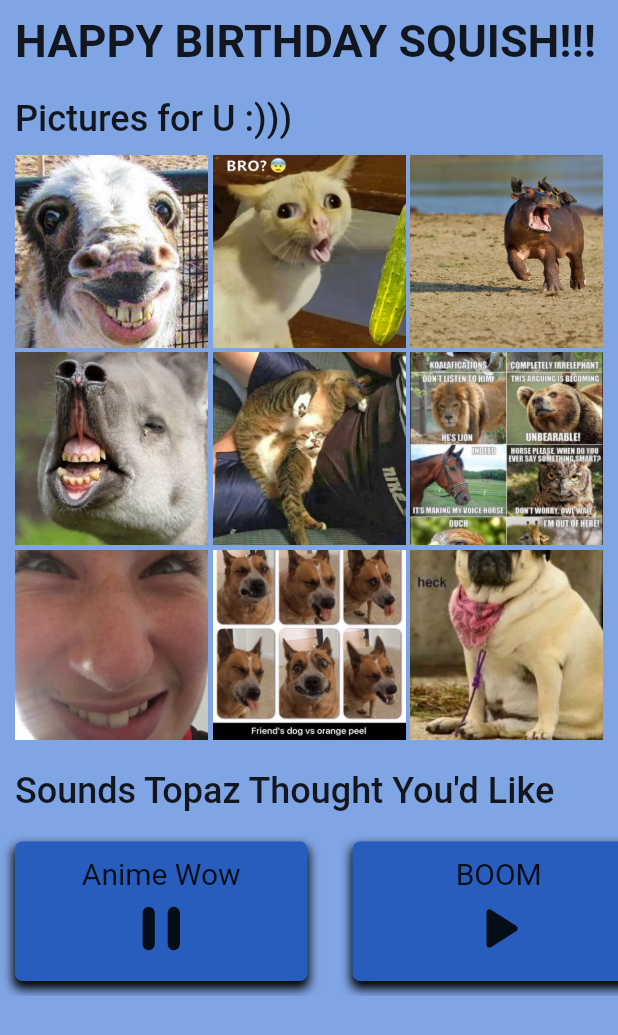
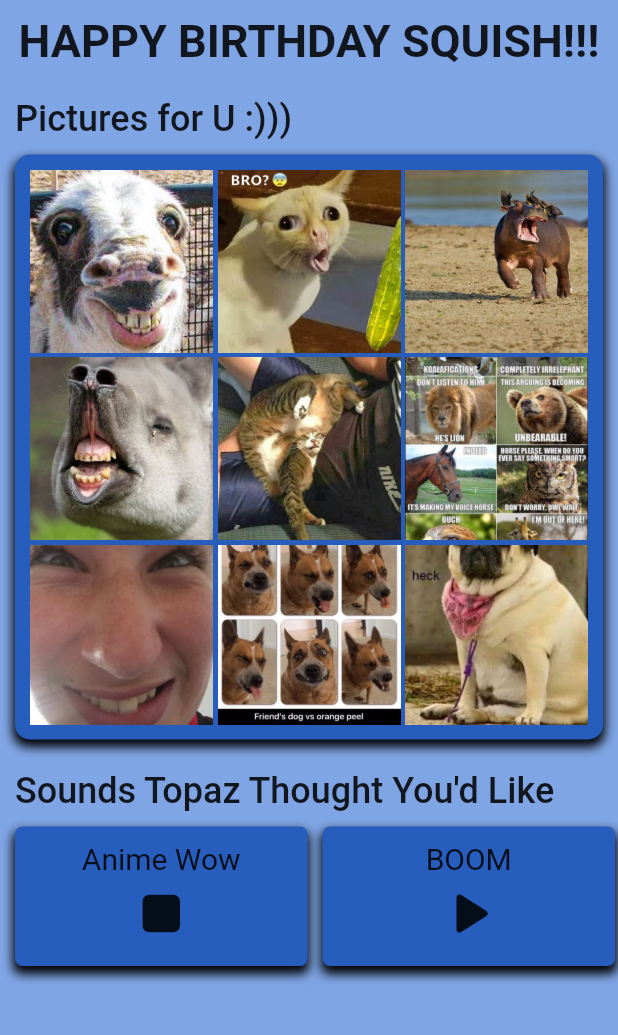
Before and after one commit to benweschler/JoshBirthday, a Flutter app: the screen it shows after launch, after a tap on the "play arrow" icon, on a phone screen of 412 x 824 dp. Shown: the top 1035 px of the screen. Run offline on Flutter 3.47's test engine with Material 2 defaults, Android fonts, the phone set to English and light mode, and no system bars; our stand-ins replace audioplayers, share_plus.

Commit message:
Added share button, generalized to style, and general improvements.
Added card around photo gallery.

```diff
--- a/lib/home/home.dart
+++ b/lib/home/home.dart
@@ -11,10 +11,11 @@ class Home extends StatelessWidget {
   Widget build(BuildContext context) {
     return Scaffold(
       body: SafeArea(
-        child: ListView(
-          scrollDirection: Axis.vertical,
-          children: [
-            padComponent([
+        child: Padding(
+          padding: EdgeInsets.all(Insets.offset),
+          child: ListView(
+            scrollDirection: Axis.vertical,
+            children: [
               Text(
                 "HAPPY BIRTHDAY SQUISH!!!",
                 style: TextStyles.title,
@@ -29,7 +30,15 @@ class Home extends StatelessWidget {
                 height: 400,
                 child: Padding(
                   padding: EdgeInsets.only(top: Insets.med),
-                  child: PictureRow(),
+                  child: Container(
+                    padding: EdgeInsets.all(Insets.med),
+                    decoration: BoxDecoration(
+                      color: Theme.of(context).cardColor,
+                      borderRadius: const BorderRadius.all(Radius.circular(10)),
+                      boxShadow: Shadows.universal,
+                    ),
+                    child: PictureRow(),
+                  ),
                 ),
               ),
               SizedBox(height: Insets.spacer),
@@ -37,21 +46,12 @@ class Home extends StatelessWidget {
                 "Sounds Topaz Thought You'd Like",
                 style: TextStyles.subtitle,
               ),
-            ]),
-            SoundRow(),
-          ],
+              SizedBox(height: Insets.med),
+              const SoundRow(),
+            ],
+          ),
         ),
       ),
     );
   }
-
-  Widget padComponent(List<Widget> widgets) {
-    return Padding(
-      padding: EdgeInsets.all(Insets.offset),
-      child: Column(
-        crossAxisAlignment: CrossAxisAlignment.start,
-        children: widgets,
-      ),
-    );
-  }
 }
--- a/lib/home/picture_row/picture.dart
+++ b/lib/home/picture_row/picture.dart
@@ -1,17 +1,21 @@
 import 'package:flutter/material.dart';
+import 'package:share_plus/share_plus.dart';
 
 class Picture extends StatelessWidget {
   final String path;
 
-  const Picture({
-    Key? key,
-    required this.path
-  }) : super(key: key);
+  const Picture({Key? key, required this.path}) : super(key: key);
 
   @override
   Widget build(BuildContext context) {
     return Scaffold(
-      appBar: AppBar(backgroundColor: Colors.black),
+      appBar: AppBar(
+        backgroundColor: Colors.black,
+        actions: [IconButton(
+          icon: const Icon(Icons.share),
+          onPressed: () => Share.shareFiles([path]),
+        )],
+      ),
       backgroundColor: Colors.black,
       body: Center(
         child: InteractiveViewer(
--- a/lib/home/sound_row/sound_row.dart
+++ b/lib/home/sound_row/sound_row.dart
@@ -49,25 +49,22 @@ class _SoundRowState extends State<SoundRow> {
     });
     return SingleChildScrollView(
       scrollDirection: Axis.horizontal,
+      clipBehavior: Clip.none,
       child: Row(
         children: widget.sounds
             .expand((sound) => [
-                  Padding(
-                    padding: EdgeInsets.all(Insets.med),
-                    child: SoundTile(
+                  SoundTile(
                     sound: sound,
                     currentlyPlaying: currentlyPlaying,
                     onTap: () {
                       if (currentlyPlaying != sound) {
-                          setState(() {
-                            currentlyPlaying = sound;
+                        setState(() => currentlyPlaying = sound);
                         player.play(sound.localPath);
-                          });
                       } else {
+                        setState(() => currentlyPlaying = null);
                         player.fixedPlayer!.stop();
                       }
                     },
-                    ),
                   ),
                   SizedBox(width: Insets.med)
                 ])
--- a/lib/home/sound_row/sound_tile.dart
+++ b/lib/home/sound_row/sound_tile.dart
@@ -2,7 +2,6 @@ import 'package:floof/home/sound_row/sound.dart';
 import 'package:flutter/material.dart';
 
 import '../../style.dart';
-import '../../utils/color_utils.dart';
 
 class SoundTile extends StatelessWidget {
   final Sound sound;
@@ -18,23 +17,13 @@ class SoundTile extends StatelessWidget {
 
   @override
   Widget build(BuildContext context) {
-    Color cardColor =
-        changeColorLightness(Theme.of(context).scaffoldBackgroundColor, -0.25);
-
     return Container(
       width: 195,
       padding: EdgeInsets.all(Insets.med),
       decoration: BoxDecoration(
-        color: cardColor,
+        color: Theme.of(context).cardColor,
         borderRadius: BorderRadius.circular(5),
-        boxShadow: const [
-          BoxShadow(
-            color: Colors.black,
-            offset: Offset(0, 4),
-            spreadRadius: 1,
-            blurRadius: 5,
-          ),
-        ],
+        boxShadow: Shadows.universal,
       ),
       child: Column(
         children: [
@@ -42,7 +31,7 @@ class SoundTile extends StatelessWidget {
           GestureDetector(
             child: Icon(
               currentlyPlaying == sound
-                  ? Icons.pause_rounded
+                  ? Icons.stop_rounded
                   : Icons.play_arrow_rounded,
               size: 50,
             ),
--- a/lib/main.dart
+++ b/lib/main.dart
@@ -11,12 +11,13 @@ class MyApp extends StatelessWidget {
 
   @override
   Widget build(BuildContext context) {
+    Color backgroundColor = randomBackgroundColor();
     return MaterialApp(
       title: 'Flutter Demo',
       debugShowCheckedModeBanner: false,
       theme: ThemeData(
-        scaffoldBackgroundColor: randomColor,
-        primarySwatch: Colors.blue,
+        scaffoldBackgroundColor: backgroundColor,
+        cardColor: changeColorLightness(backgroundColor, -0.25),
       ),
       initialRoute: '/',
       routes: {
--- a/lib/style.dart
+++ b/lib/style.dart
@@ -1,4 +1,4 @@
-import 'package:flutter/cupertino.dart';
+import 'package:flutter/material.dart';
 
 class Insets {
   static double get offset => 10;
@@ -6,6 +6,17 @@ class Insets {
   static double get spacer => 20;
 
   static double get med => 10;
+}
+
+class Shadows {
+  static List<BoxShadow> get universal => [
+    const BoxShadow(
+      color: Colors.black,
+      offset: Offset(0, 4),
+      spreadRadius: 1,
+      blurRadius: 5,
+    ),
+  ];
 }
 
 class TextStyles {
--- a/lib/utils/color_utils.dart
+++ b/lib/utils/color_utils.dart
@@ -1,7 +1,7 @@
 import 'dart:math';
 import 'package:flutter/material.dart';
 
-Color get randomColor {
+Color randomBackgroundColor() {
   HSLColor hsl =
       HSLColor.fromColor(Color((Random().nextDouble() * 0xFFFFFF).toInt()));
   return hsl.withLightness(max(hsl.lightness, 0.70)).toColor().withOpacity(1.0);
--- a/pubspec.yaml
+++ b/pubspec.yaml
@@ -13,6 +13,7 @@ dependencies:
   flutter:
     sdk: flutter
   path_provider: ^2.0.8
+  share_plus: ^3.0.4
 
 dev_dependencies:
   flutter_test:
```
Also changed, not shown: pubspec.lock. Lines whose indentation alone changed are shown as unchanged.
